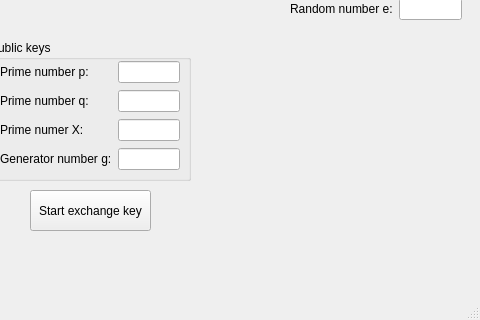
The window that Demonstration/DH_RSA_window.ui (trid2912/diffie_hellman) describes before a commit, drawn with Qt 5; both pictures show x 320 to 800 and y 280 to 600 of the 800 by 600 pixel window.
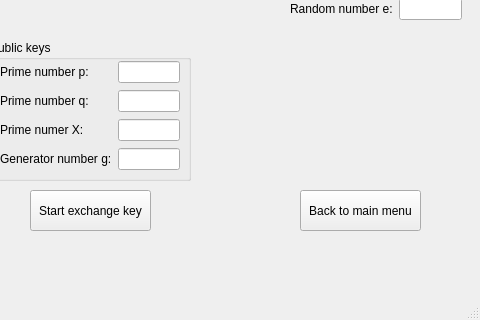
The same window after the commit. Icons and pictures are not drawn.

Commit message: add main window, back to menu button

Diff of the .ui file:
```diff
--- a/Demonstration/DH_RSA_window.ui
+++ b/Demonstration/DH_RSA_window.ui
@@ -307,6 +307,19 @@
      </item>
     </layout>
    </widget>
+   <widget class="QPushButton" name="backButton">
+    <property name="geometry">
+     <rect>
+      <x>620</x>
+      <y>470</y>
+      <width>121</width>
+      <height>41</height>
+     </rect>
+    </property>
+    <property name="text">
+     <string>Back to main menu</string>
+    </property>
+   </widget>
    <zorder>message_image</zorder>
    <zorder>label</zorder>
    <zorder>Alice_image</zorder>
```
Left out of the diff: 1 changed line with no effect on the pictures. The commit also changes 6 other files.
